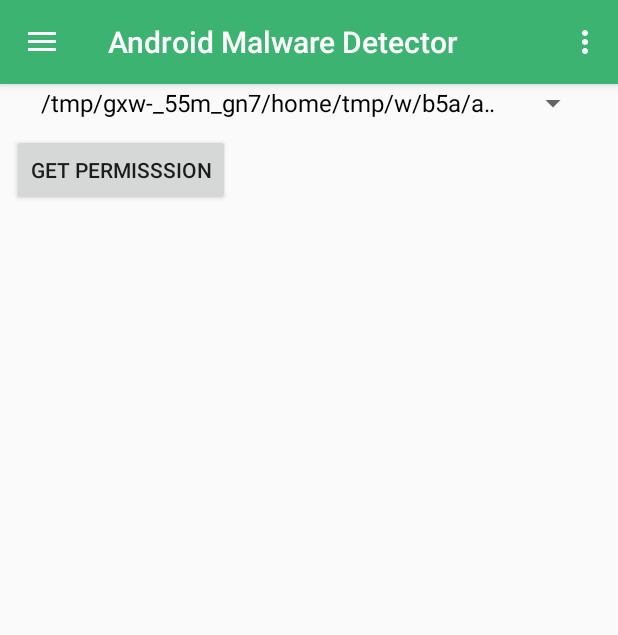
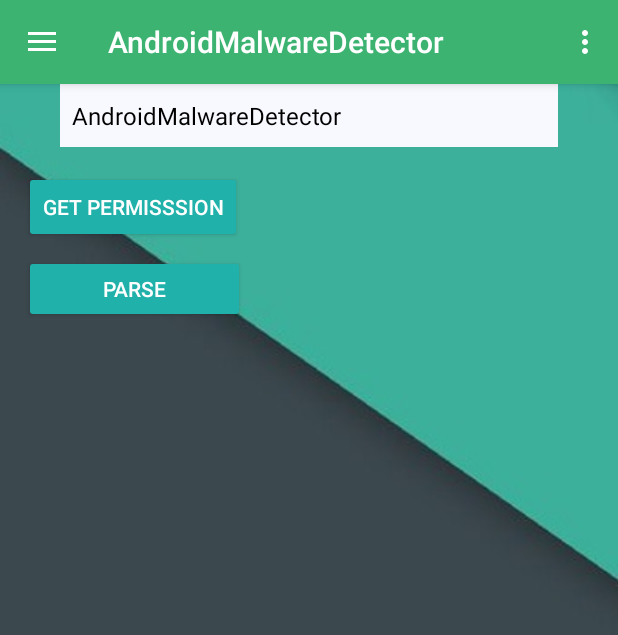
Before and after one commit to Anmolk7/AndroidIntentInterceptor, an Android app: the screen it shows after launch (MainActivity), on a phone screen of 412 x 824 dp. Shown: the top 635 px of the screen. Run offline under Robolectric (Android 15) with nearby library versions, the phone set to English and light mode, and no system bars.

Commit message:
Android app label Background change

```diff
--- a/app/src/main/AndroidManifest.xml
+++ b/app/src/main/AndroidManifest.xml
@@ -1,16 +1,18 @@
 <?xml version="1.0" encoding="utf-8"?>
 <manifest xmlns:android="http://schemas.android.com/apk/res/android"
     package="com.example.anmol.androidmalwaredetector">
+
+
     <application
         android:allowBackup="true"
         android:icon="@mipmap/ic_launcher"
-        android:label="Android Malware Detector"
+        android:label="@string/app_name"
         android:roundIcon="@mipmap/ic_launcher_round"
         android:supportsRtl="true"
         android:theme="@style/AppTheme">
         <activity
             android:name=".MainActivity"
-            android:label="Android Malware Detector"
+            android:label="@string/app_name"
             android:theme="@style/AppTheme.NoActionBar">
             <intent-filter>
                 <action android:name="android.intent.action.MAIN" />
--- a/app/src/main/java/com/example/anmol/androidmalwaredetector/MainActivity.java
+++ b/app/src/main/java/com/example/anmol/androidmalwaredetector/MainActivity.java
@@ -11,6 +11,7 @@
 import android.support.design.widget.FloatingActionButton;
 import android.support.design.widget.Snackbar;
 import android.text.Html;
+import android.util.Log;
 import android.view.View;
 import android.support.design.widget.NavigationView;
 import android.support.v4.view.GravityCompat;
@@ -26,6 +27,11 @@
 import android.widget.TextView;
 import android.widget.Toast;
 
+import org.w3c.dom.Document;
+import org.w3c.dom.Element;
+import org.w3c.dom.Node;
+import org.w3c.dom.NodeList;
+
 import java.io.File;
 import java.io.FileNotFoundException;
 import java.io.FileOutputStream;
@@ -33,13 +39,21 @@
 import java.io.PrintStream;
 import java.util.ArrayList;
 import java.util.Arrays;
+import java.util.HashMap;
 import java.util.List;
+import java.util.Map;
 import java.util.Scanner;
 import java.util.jar.JarFile;
 
+import javax.xml.parsers.DocumentBuilder;
+import javax.xml.parsers.DocumentBuilderFactory;
+
+import static android.R.attr.value;
+
 public class MainActivity extends AppCompatActivity
         implements NavigationView.OnNavigationItemSelectedListener {
-    List<String> filepath1 = new ArrayList<>();
+
+
 
     @Override
     protected void onCreate(Bundle savedInstanceState) {
@@ -70,11 +84,6 @@
         NavigationView navigationView = (NavigationView) findViewById(R.id.nav_view);
         navigationView.setNavigationItemSelectedListener(this);
 
-
-
-
-
-
         TextView txt = (TextView) findViewById(R.id.text);
         PackageManager packageManager = getPackageManager();
 
@@ -86,18 +95,26 @@
         List<ApplicationInfo> appinfo_list = pm.getInstalledApplications(0);
         txt.setText("");
 
+        final HashMap<String,String> appMap = new HashMap<>();
+        final String[] filepath = new String[pkginfo_list.size()];
+        final String[] appname = new String[pkginfo_list.size()];
+        final String[] pkg_path = new String[pkginfo_list.size()];
 
-        final String[] filepath = new String[pkginfo_list.size()];
-        final String[] pkg_path = new String[pkginfo_list.size()];
         for (int x = 0; x < pkginfo_list.size(); x++) {
-            PackageInfo pkginfo = pkginfo_list.get(x);
+
             pkg_path[x] = appinfo_list.get(x).publicSourceDir;  //store package path in array
             filepath[x] = pkg_path[x];
+            appname[x]=appinfo_list.get(x).loadLabel(getPackageManager()).toString();
+            appMap.put(appname[x],filepath[x]);
+
+
         }
-        Arrays.sort(filepath);
+
+        Arrays.sort(appname);
         Spinner sp = (Spinner) findViewById(R.id.Spin);
-        filepath1 = Arrays.asList(filepath);
-        ArrayAdapter<String> adapter = new ArrayAdapter<String>(this, android.R.layout.simple_spinner_dropdown_item,filepath);
+
+
+        ArrayAdapter<String> adapter = new ArrayAdapter<String>(this, android.R.layout.simple_spinner_dropdown_item,appname);
         sp.setAdapter(adapter);
 
         sp.setOnItemSelectedListener(new AdapterView.OnItemSelectedListener() {
@@ -105,10 +122,7 @@
             @Override
             public void onItemSelected(AdapterView<?> parent, View view, int position, long id) {
 
-                Toast.makeText(MainActivity.this, filepath1.get(position), Toast.LENGTH_SHORT).show();
-                callGetIntents(filepath[position]);
-
-                //
+               callGetIntents(appMap.get(appname[position]));
             }
 
             @Override
@@ -119,6 +133,53 @@
     }
 
 
+    public void parseXml(View view)
+    {
+
+        TextView txt= (TextView) findViewById(R.id.text);
+        try {
+            File fXmlFile = new File(getExternalFilesDir(null), "AndroidMalwaree.txt");
+           // File  = new File(getExternalFilesDir(null), "AndroidMalwaree.txt");
+            DocumentBuilderFactory dbFactory = DocumentBuilderFactory.newInstance();
+            DocumentBuilder dBuilder = dbFactory.newDocumentBuilder();
+            Document doc = dBuilder.parse(fXmlFile);
+
+            //optional, but recommended
+            //read this - http://stackoverflow.com/questions/13786607/normalization-in-dom-parsing-with-java-how-does-it-work
+            doc.getDocumentElement().normalize();
+
+
+            txt.append("Root Element"+doc.getDocumentElement().getNodeName());
+
+            NodeList nList = doc.getElementsByTagName("uses-permission");
+
+            txt.append("----------------------------");
+
+            for (int temp = 0; temp < nList.getLength(); temp++) {
+
+                Node nNode = nList.item(temp);
+
+                txt.append("\nCurrent Element :" + nNode.getNodeName());
+
+                if (nNode.getNodeType() == Node.ELEMENT_NODE) {
+
+                    Element eElement = (Element) nNode;
+
+                    txt.append("uses-permission : " + eElement.getAttribute("name"));
+//                    Log.e("","First Name : " + eElement.getElementsByTagName("firstname").item(0).getTextContent());
+//                    Log.e("","Last Name : " + eElement.getElementsByTagName("lastname").item(0).getTextContent());
+//                    Log.e("","Nick Name : " + eElement.getElementsByTagName("nickname").item(0).getTextContent());
+//                    Log.e("","Salary : " + eElement.getElementsByTagName("salary").item(0).getTextContent());
+
+                }
+            }
+        } catch (Exception e) {
+            e.printStackTrace();
+        }
+    }
+
+
+
     @RequiresApi(api = Build.VERSION_CODES.KITKAT)
 
     public void callGetIntents(String manifestPath)
@@ -126,7 +187,6 @@
         TextView txt= (TextView) findViewById(R.id.text);
         dataXml = "";
         getIntents(manifestPath);
-       // txt.setText(dataXml);
         txt.setText("");
         writeManifest();
 
@@ -237,18 +297,6 @@
     @RequiresApi(api = Build.VERSION_CODES.KITKAT)
     public void prtIndent(int indent, String str) throws FileNotFoundException {
         dataXml+=spaces.substring(0, Math.min(indent*2, spaces.length()))+str+"\n";
-
-//
-//        FileOutputStream outputStream;
-//
-//        try {
-//            outputStream = openFileOutput("manifest.txt", Context.MODE_PRIVATE);
-//            outputStream.write(dataXml.getBytes());
-//            outputStream.close();
-//        } catch (Exception e) {
-//            e.printStackTrace();
-//        }
-
 
     }
 
--- a/app/src/main/res/layout/content_main.xml
+++ b/app/src/main/res/layout/content_main.xml
@@ -6,21 +6,24 @@
     android:layout_height="match_parent"
     app:layout_behavior="@string/appbar_scrolling_view_behavior"
     tools:context="com.example.anmol.androidmalwaredetector.MainActivity"
-    tools:showIn="@layout/app_bar_main">
+    tools:showIn="@layout/app_bar_main"
+    android:background="@drawable/backgreen">
 
     <ScrollView
         android:layout_width="wrap_content"
         android:layout_height="wrap_content"
         tools:layout_editor_absoluteX="16dp"
-        android:layout_marginTop="8dp"
-        app:layout_constraintTop_toBottomOf="@+id/button">
+        android:layout_marginTop="40dp"
+        app:layout_constraintTop_toBottomOf="@+id/button2">
 
     <TextView
         android:layout_width="wrap_content"
         android:layout_height="wrap_content"
+        android:layout_marginLeft="21dp"
         android:id="@+id/text"
-        android:textColor="#000"
-        android:textSize="15dp"
+        android:textColor="#fff"
+        android:textSize="16dp"
+        android:textStyle="bold"
         app:layout_constraintBottom_toBottomOf="parent"
         app:layout_constraintLeft_toLeftOf="parent"
         app:layout_constraintRight_toRightOf="parent"
@@ -28,24 +31,44 @@
     </ScrollView>
 
     <Spinner
+
         android:id="@+id/Spin"
-        android:layout_width="373dp"
-        android:layout_height="25dp"
-        tools:layout_editor_absoluteY="2dp"
+        style="@style/Base.TextAppearance.AppCompat.Medium.Inverse"
+
+        android:layout_width="332dp"
+        android:layout_height="42dp"
+        android:layout_marginRight="8dp"
+        android:background="#f8f8ff"
+        android:dropDownSelector="#dfdfe5"
+        android:dropDownWidth="match_parent"
+        android:theme="@style/Animation.Design.BottomSheetDialog"
+        app:layout_constraintRight_toRightOf="parent"
+        tools:layout_editor_absoluteY="16dp"
         android:layout_marginLeft="8dp"
-        app:layout_constraintLeft_toLeftOf="parent"
-        android:layout_marginRight="8dp"
-        app:layout_constraintRight_toRightOf="parent" />
+        app:layout_constraintLeft_toLeftOf="parent" />
 
     <Button
-        android:onClick="format"
         android:id="@+id/button"
+        style="@style/Widget.AppCompat.Button.Colored"
         android:layout_width="wrap_content"
         android:layout_height="wrap_content"
+        android:layout_marginLeft="16dp"
+        android:layout_marginTop="16dp"
+        android:onClick="format"
         android:text="get permisssion"
-        android:layout_marginLeft="8dp"
         app:layout_constraintLeft_toLeftOf="parent"
-        android:layout_marginTop="8dp"
         app:layout_constraintTop_toBottomOf="@+id/Spin" />
 
+    <Button
+        android:id="@+id/button2"
+        style="@style/Widget.AppCompat.Button.Colored"
+        android:layout_width="147dp"
+        android:layout_height="45dp"
+        android:layout_marginTop="8dp"
+        android:text="Parse"
+        android:onClick="parseXml"
+        app:layout_constraintTop_toBottomOf="@+id/button"
+        android:layout_marginLeft="16dp"
+        app:layout_constraintLeft_toLeftOf="parent" />
+
 </android.support.constraint.ConstraintLayout>
--- a/app/src/main/res/values/styles.xml
+++ b/app/src/main/res/values/styles.xml
@@ -16,5 +16,8 @@
     <style name="AppTheme.AppBarOverlay" parent="ThemeOverlay.AppCompat.Dark.ActionBar" />
 
     <style name="AppTheme.PopupOverlay" parent="ThemeOverlay.AppCompat.Light" />
+    <style name="mySpinnerItemStyle" parent="@android:style/Widget.Holo.DropDownItem.Spinner">
+    <item name="android:textColor">#fff</item>
+    </style>
 
 </resources>
```
Also changed, not shown: app/src/main/res/drawable/backgreen.jpg (added), app/src/main/res/drawable/geoback.jpg (added).
